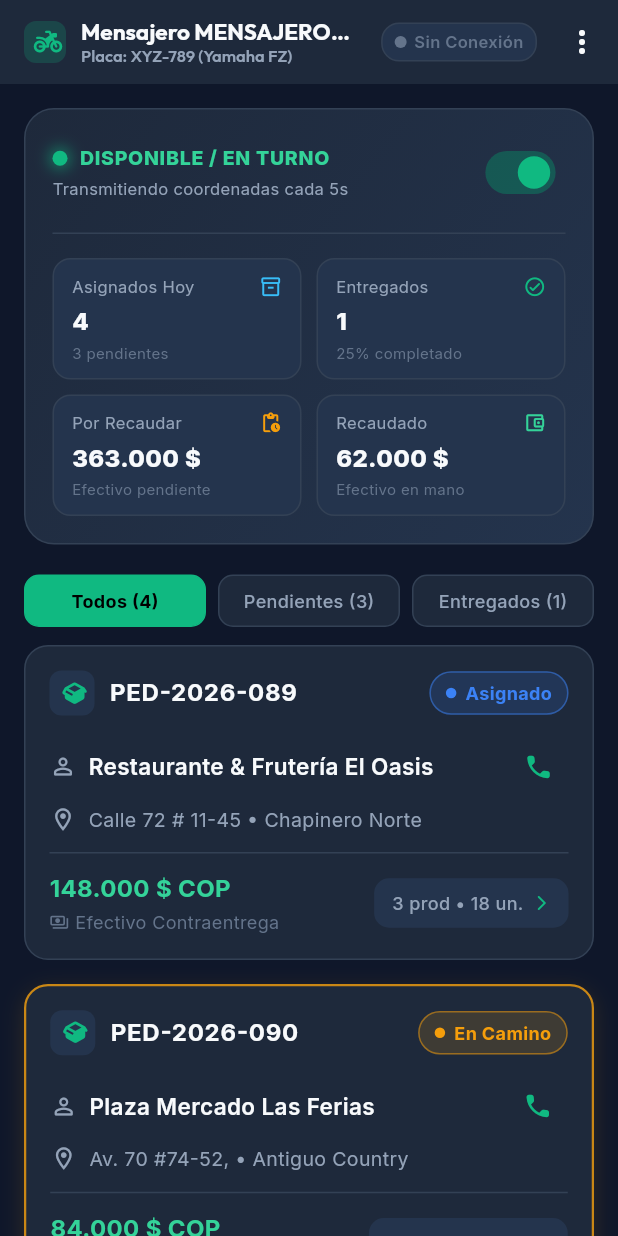
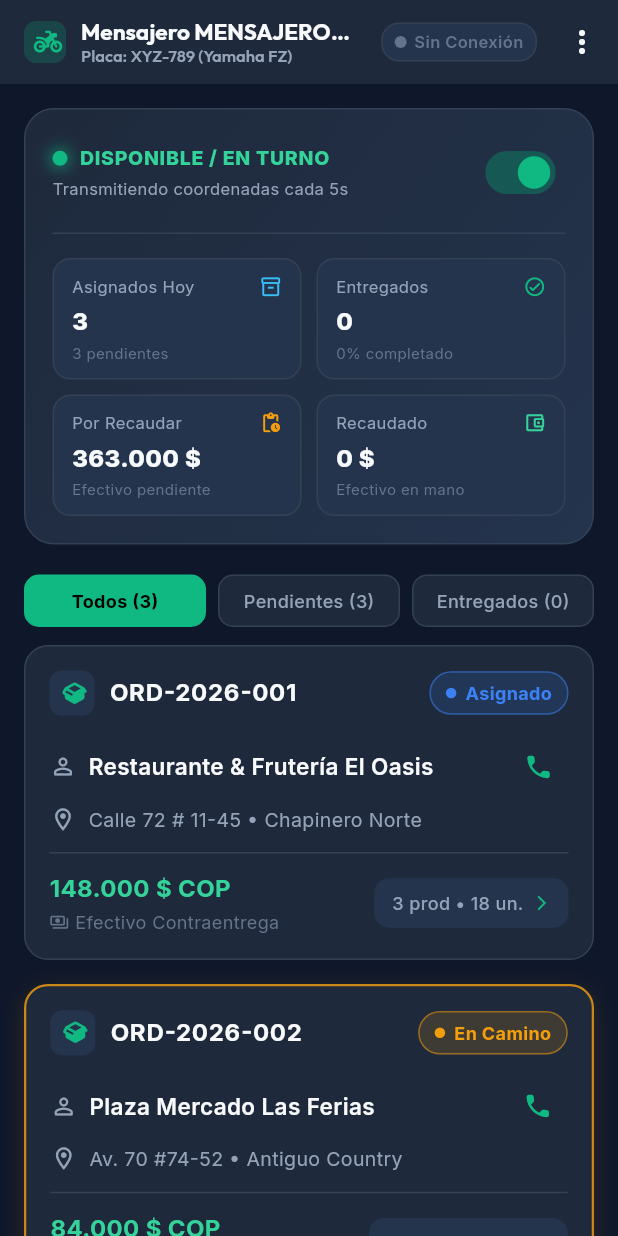
Before and after one commit to Sebalas26/DespulpadoraApp, a Flutter app: the screen it shows after launch, after a tap on "Iniciar Turno", on a phone screen of 412 x 824 dp. Run offline on Flutter 3.47's test engine with Material 3 defaults, Android fonts, the phone set to English and light mode, and no system bars; our stand-ins replace battery_plus, flutter_bloc, flutter_map, font_awesome_flutter, geolocator, google_fonts and 2 more; network calls fail.

Commit message:
se agregan ajsutes

```diff
--- a/lib/config/api_config.dart
+++ b/lib/config/api_config.dart
@@ -1,21 +1,22 @@
 import 'package:shared_preferences/shared_preferences.dart';
 
-/// Configuración central de endpoints de API REST y WebSockets para PulpasPro Domicilios
+/// Configuración central de endpoints de API REST para PulpasPro Domicilios (ApiDespulpadora)
 class ApiConfig {
-  // URLs por defecto (desarrollo local / emulador / red local)
-  // Para emulador Android usar 10.0.2.2 o IP LAN (ej. 192.168.1.50)
-  static const String defaultBaseUrl = 'http://localhost:3000/api';
-  static const String defaultWsUrl = 'ws://localhost:3000/ws';
+  // URLs por defecto (ASP.NET Core Web API en puerto 5000)
+  // Para emulador Android usar http://10.0.2.2:5000/api o IP LAN de la máquina de desarrollo
+  static const String defaultBaseUrl = 'http://localhost:5000/api';
+  static const String defaultWsUrl = 'ws://localhost:5000/ws';
 
   // OpenStreetMap Tile Server (Completamente gratuito)
   static const String osmTileUrl = 'https://tile.openstreetmap.org/{z}/{x}/{y}.png';
   static const String userAgentPackageName = 'com.pulpaspro.despulpadora_app';
 
-  // Rutas REST
-  static const String loginEndpoint = '/auth/courier-login';
-  static const String ordersEndpoint = '/courier/orders';
+  // Rutas REST conectadas a ApiDespulpadora
+  static const String loginEndpoint = '/auth/login-mobile';
+  static const String ordersEndpoint = '/orders';
   static const String updateStatusEndpoint = '/orders'; // /orders/{id}/status
   static const String noveltyEndpoint = '/orders';     // /orders/{id}/novelty
+  static const String couriersEndpoint = '/couriers';   // /couriers/{id}/location
 
   // Intervalo de telemetría GPS (segundos)
   static const int telemetryIntervalSeconds = 5;
--- a/lib/services/api_service.dart
+++ b/lib/services/api_service.dart
@@ -10,13 +10,13 @@ class ApiService {
 
   ApiService({http.Client? client}) : _client = client ?? http.Client();
 
-  /// Mock Data para pruebas locales y modo demo
+  /// Mock Data para pruebas locales y modo demo cuando el backend esté inaccesible
   static final CourierModel mockCourier = CourierModel(
-    id: 'MENSAJERO-01',
-    nombre: 'Carlos Mendoza',
+    id: '1',
+    nombre: 'Carlos Mendoza (Operador Cava)',
     placaVehiculo: 'XYZ-789 (Yamaha FZ)',
     telefono: '+57 312 456 7890',
-    email: 'carlos.mendoza@pulpaspro.com',
+    email: 'admin@pulpaspro.com',
     token: 'jwt_token_demo_courier_01',
     isOnline: true,
   );
@@ -24,7 +24,7 @@ class ApiService {
   static List<OrderModel> getMockOrders() {
     return [
       OrderModel(
-        id: 'PED-2026-089',
+        id: 'ORD-2026-001',
         clienteNombre: 'Restaurante & Frutería El Oasis',
         clienteTelefono: '+57 315 889 4432',
         direccion: 'Calle 72 # 11-45',
@@ -45,10 +45,10 @@ class ApiService {
         ],
       ),
       OrderModel(
-        id: 'PED-2026-090',
+        id: 'ORD-2026-002',
         clienteNombre: 'Plaza Mercado Las Ferias',
         clienteTelefono: '+57 310 234 5678',
-        direccion: 'Av. 70 #74-52,',
+        direccion: 'Av. 70 #74-52',
         barrio: 'Antiguo Country',
         ciudad: 'Bogotá',
         latitud: 4.68637,
@@ -65,7 +65,7 @@ class ApiService {
         ],
       ),
       OrderModel(
-        id: 'PED-2026-091',
+        id: 'ORD-2026-003',
         clienteNombre: 'Heladería Artesanal Frutos del Bosque',
         clienteTelefono: '+57 320 998 1122',
         direccion: 'Calle 93B # 13-24',
@@ -84,30 +84,11 @@ class ApiService {
           OrderItem(nombre: 'Pulpa Feijoa', presentacion: '1000g / 1Kg', cantidad: 8, precioUnitario: 8800),
           OrderItem(nombre: 'Pulpa Piña Oro Miel', presentacion: '1000g / 1Kg', cantidad: 6, precioUnitario: 9100),
         ],
-      ),
-      OrderModel(
-        id: 'PED-2026-085',
-        clienteNombre: 'Panadería y Pastelería Santa Clara',
-        clienteTelefono: '+57 301 776 5432',
-        direccion: 'Carrera 7 # 60-18',
-        barrio: 'Chapinero Central',
-        ciudad: 'Bogotá',
-        latitud: 4.64620,
-        longitud: -74.06280,
-        montoTotal: 62000,
-        metodoPago: 'Efectivo Contraentrega',
-        requiereCobro: true,
-        estado: OrderStatus.entregado,
-        prioridad: 3,
-        notasEntrega: 'Entregado a las 09:45 AM. Dinero recibido completo.',
-        items: [
-          OrderItem(nombre: 'Pulpa Guayaba Agria', presentacion: '1000g / 1Kg', cantidad: 8, precioUnitario: 7750),
-        ],
-      ),
+      )
     ];
   }
 
-  /// Autenticación de mensajero
+  /// Autenticación de mensajero conectada a ApiDespulpadora (/auth/login-mobile)
   Future<CourierModel> login({
     required String usernameOrEmail,
     required String password,
@@ -121,17 +102,28 @@ class ApiService {
           'username': usernameOrEmail.trim(),
           'password': password,
         }),
-      ).timeout(const Duration(seconds: 4));
+      ).timeout(const Duration(seconds: 5));
 
       if (response.statusCode == 200) {
         final Map<String, dynamic> data = jsonDecode(response.body);
-        return CourierModel.fromJson(data['data'] ?? data);
+        final userData = data['user'] as Map<String, dynamic>? ?? {};
+        final token = data['accessToken'] as String?;
+
+        return CourierModel(
+          id: userData['id']?.toString() ?? '1',
+          nombre: userData['fullName'] ?? userData['username'] ?? 'Mensajero',
+          placaVehiculo: 'XYZ-789',
+          telefono: userData['phone'] ?? '+57 312 456 7890',
+          email: userData['email'] ?? usernameOrEmail,
+          token: token,
+          isOnline: true,
+        );
       } else {
         final errorData = jsonDecode(response.body);
         throw Exception(errorData['message'] ?? 'Credenciales incorrectas');
       }
     } catch (e) {
-      // Fallback a login local / demo si el servidor está apagado o en pruebas
+      // Fallback a login local / demo si el servidor está apagado
       if (usernameOrEmail.isNotEmpty) {
         return mockCourier.copyWith(
           nombre: usernameOrEmail.contains('@')
@@ -144,7 +136,7 @@ class ApiService {
     }
   }
 
-  /// Obtiene la lista de pedidos asignados al mensajero para el día
+  /// Obtiene la lista de pedidos asignados al mensajero desde la API
   Future<List<OrderModel>> fetchAssignedOrders({required String courierId, String? token}) async {
     final url = Uri.parse('${ApiConfig.baseUrl}${ApiConfig.ordersEndpoint}?courierId=$courierId');
     try {
@@ -154,12 +146,15 @@ class ApiService {
           'Content-Type': 'application/json',
           if (token != null) 'Authorization': 'Bearer $token',
         },
-      ).timeout(const Duration(seconds: 4));
+      ).timeout(const Duration(seconds: 5));
 
       if (response.statusCode == 200) {
-        final Map<String, dynamic> data = jsonDecode(response.body);
-        final list = data['orders'] as List<dynamic>? ?? data['data'] as List<dynamic>? ?? [];
-        return list.map((json) => OrderModel.fromJson(json as Map<String, dynamic>)).toList();
+        final dynamic data = jsonDecode(response.body);
+        final List<dynamic> list = data is List ? data : (data['orders'] ?? data['data'] ?? []);
+        if (list.isNotEmpty) {
+          return list.map((json) => OrderModel.fromJson(json as Map<String, dynamic>)).toList();
+        }
+        return getMockOrders();
       } else {
         return getMockOrders();
       }
@@ -169,7 +164,7 @@ class ApiService {
     }
   }
 
-  /// Actualiza el estado de una orden (asignado -> en_camino -> en_punto -> entregado)
+  /// Actualiza el estado de una orden (asignado -> en_ruta -> entregado)
   Future<bool> updateOrderStatus({
     required String orderId,
     required OrderStatus newStatus,
@@ -177,7 +172,7 @@ class ApiService {
     Map<String, dynamic>? extraData,
   }) async {
     final statusStr = newStatus == OrderStatus.enCamino
-        ? 'en_camino'
+        ? 'en_ruta'
         : newStatus == OrderStatus.enPunto
             ? 'en_punto'
             : newStatus == OrderStatus.entregado
@@ -188,7 +183,7 @@ class ApiService {
 
     final url = Uri.parse('${ApiConfig.baseUrl}${ApiConfig.updateStatusEndpoint}/$orderId/status');
     try {
-      final response = await _client.patch(
+      final response = await _client.put(
         url,
         headers: {
           'Content-Type': 'application/json',
@@ -196,14 +191,11 @@ class ApiService {
         },
         body: jsonEncode({
           'status': statusStr,
-          'timestamp': DateTime.now().toIso8601String(),
-          if (extraData != null) ...extraData,
         }),
-      ).timeout(const Duration(seconds: 4));
+      ).timeout(const Duration(seconds: 5));
 
       return response.statusCode == 200 || response.statusCode == 204;
     } catch (e) {
-      // En modo local o sin red simulamos éxito
       return true;
     }
   }
@@ -223,15 +215,66 @@ class ApiService {
           if (token != null) 'Authorization': 'Bearer $token',
         },
         body: jsonEncode({
-          'reason': reason,
-          'status': 'novedad',
-          'timestamp': DateTime.now().toIso8601String(),
+          'noveltyNotes': reason,
+          'newStatus': 'novedad',
         }),
-      ).timeout(const Duration(seconds: 4));
+      ).timeout(const Duration(seconds: 5));
 
       return response.statusCode == 200 || response.statusCode == 204;
     } catch (e) {
       return true;
     }
   }
+
+  /// Envía telemetría GPS del repartidor a la API Central
+  Future<bool> updateLocation({
+    required int courierId,
+    required double latitude,
+    required double longitude,
+    String? token,
+  }) async {
+    final url = Uri.parse('${ApiConfig.baseUrl}${ApiConfig.couriersEndpoint}/$courierId/location');
+    try {
+      final response = await _client.put(
+        url,
+        headers: {
+          'Content-Type': 'application/json',
+          if (token != null) 'Authorization': 'Bearer $token',
+        },
+        body: jsonEncode({
+          'latitude': latitude,
+          'longitude': longitude,
+        }),
+      ).timeout(const Duration(seconds: 4));
+
+      return response.statusCode == 200 || response.statusCode == 204;
+    } catch (e) {
+      return false;
+    }
+  }
+
+  /// Actualiza el estado de turno del repartidor (disponible, en_ruta, fuera_turno)
+  Future<bool> updateShiftStatus({
+    required int courierId,
+    required String status,
+    String? token,
+  }) async {
+    final url = Uri.parse('${ApiConfig.baseUrl}${ApiConfig.couriersEndpoint}/$courierId/shift-status');
+    try {
+      final response = await _client.put(
+        url,
+        headers: {
+          'Content-Type': 'application/json',
+          if (token != null) 'Authorization': 'Bearer $token',
+        },
+        body: jsonEncode({
+          'status': status,
+        }),
+      ).timeout(const Duration(seconds: 4));
+
+      return response.statusCode == 200 || response.statusCode == 204;
+    } catch (e) {
+      return false;
+    }
+  }
 }
```
Also changed, not shown: lib/models/order_model.dart (+21 -18 lines).
